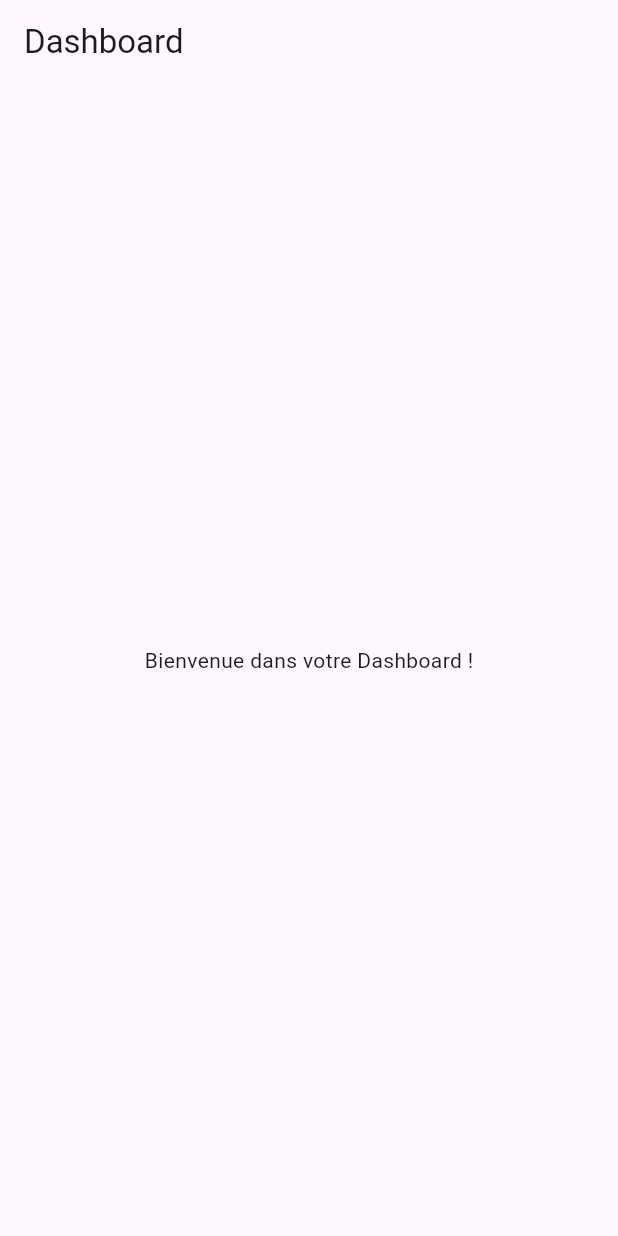
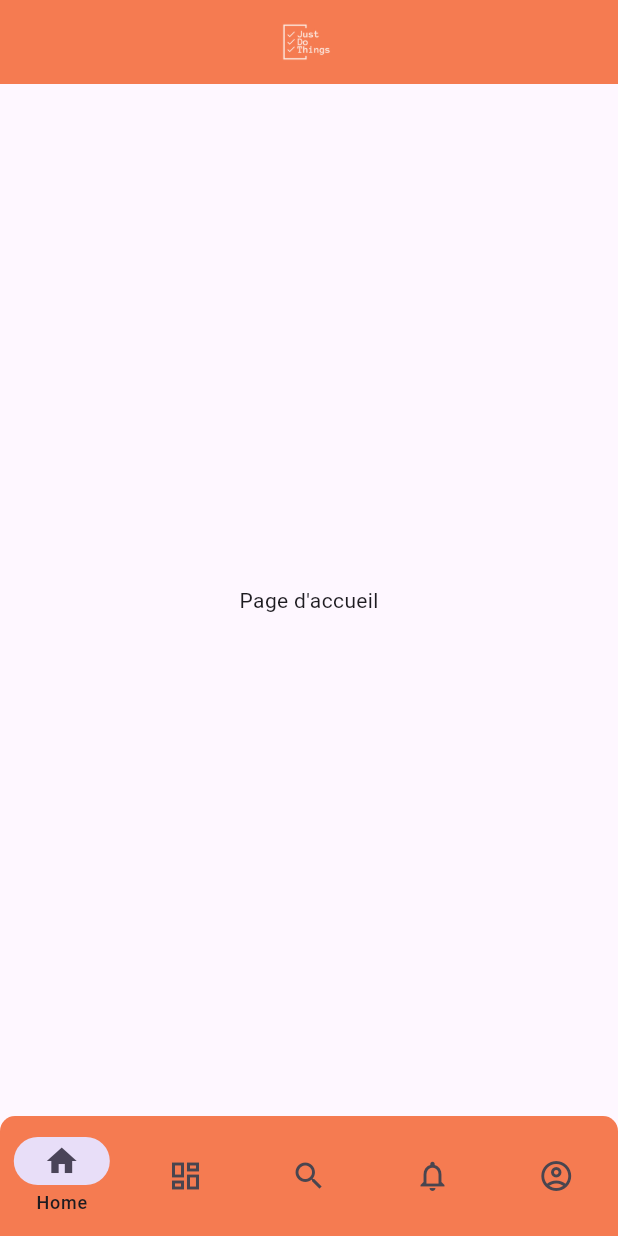
Before and after one commit to iamhmh/flutter_trello_app, a Flutter app: the DashboardScreen screen opened directly, on a phone screen of 412 x 824 dp. Run offline on Flutter 3.47's test engine with Material 3 defaults, Android fonts, the light colour scheme and no system bars; generated files the repository leaves out were written again.

Commit message:
[add] adding dashboard (home) with appBar and NavigationBar - Everything OK

```diff
--- /dev/null
+++ b/trello_app/lib/src/components/custom_app_bar.dart
@@ -0,0 +1,18 @@
+import 'package:flutter/material.dart';
+
+class CustomAppBar extends StatelessWidget implements PreferredSizeWidget {
+  @override
+  Widget build(BuildContext context) {
+    return AppBar(
+        backgroundColor: Color(0xfff57b51),
+        centerTitle: true,
+        title: Container(
+          height: 50,
+          child: Image.asset('assets/images/logo.png'),
+        ),
+      );
+  }
+
+  @override
+  Size get preferredSize => Size.fromHeight(kToolbarHeight);
+}
--- /dev/null
+++ b/trello_app/lib/src/components/custom_navigation_bar.dart
@@ -0,0 +1,56 @@
+import 'package:flutter/material.dart';
+
+class CustomNavigationBar extends StatelessWidget {
+  final int selectedIndex;
+  final Function(int) onItemTapped;
+
+  const CustomNavigationBar({
+    Key? key,
+    required this.selectedIndex,
+    required this.onItemTapped,
+  }) : super(key: key);
+
+  @override
+  Widget build(BuildContext context) {
+    return ClipRRect(
+      borderRadius: const BorderRadius.only(
+        topLeft: Radius.circular(10),
+        topRight: Radius.circular(10),
+      ),
+      child: NavigationBar(
+        selectedIndex: selectedIndex,
+        onDestinationSelected: onItemTapped,
+        labelBehavior: NavigationDestinationLabelBehavior.onlyShowSelected,
+        backgroundColor: Color(0xfff57b51),
+        destinations: const <NavigationDestination>[
+          NavigationDestination(
+            icon: Icon(Icons.home_outlined),
+            selectedIcon: Icon(Icons.home),
+            label: 'Home',
+          ),
+          NavigationDestination(
+            icon: Icon(Icons.dashboard_outlined),
+            selectedIcon: Icon(Icons.dashboard),
+            label: 'Boards',
+          ),
+          NavigationDestination(
+            icon: Icon(Icons.search_outlined),
+            selectedIcon: Icon(Icons.search),
+            label: 'Search',
+          ),
+          NavigationDestination(
+            icon: Icon(Icons.notifications_outlined),
+            selectedIcon: Icon(Icons.notifications),
+            label: 'Notifications',
+          ),
+          NavigationDestination(
+            icon: Icon(Icons.account_circle_outlined),
+            selectedIcon: Icon(Icons.account_circle),
+            label: 'Account',
+          ),
+          // Ajoute d'autres destinations ici
+        ],
+      ),
+    );
+  }
+}
--- a/trello_app/lib/src/screens/dashboard_screen.dart
+++ b/trello_app/lib/src/screens/dashboard_screen.dart
@@ -1,14 +1,37 @@
 import 'package:flutter/material.dart';
+import 'package:trello_app/src/components/custom_navigation_bar.dart';
+import 'package:trello_app/src/components/custom_app_bar.dart';
 
-class DashboardScreen extends StatelessWidget {
+class DashboardScreen extends StatefulWidget {
+  @override
+  _DashboardScreenState createState() => _DashboardScreenState();
+}
+
+class _DashboardScreenState extends State<DashboardScreen> {
+  int _selectedIndex = 0;
+
+  static List<Widget> _widgetOptions = <Widget>[
+    Center(child: Text('Page d\'accueil')),
+    Center(child: Text('Mes tableaux')),
+    Center(child: Text('Recherchez')),
+    Center(child: Text('Notifications')),
+    Center(child: Text('Compte')),
+  ];
+
+  void _onItemTapped(int index) {
+    setState(() {
+      _selectedIndex = index;
+    });
+  }
+
   @override
   Widget build(BuildContext context) {
     return Scaffold(
-      appBar: AppBar(
-        title: Text('Dashboard'),
-      ),
-      body: Center(
-        child: Text('Bienvenue dans votre Dashboard !'),
+      appBar: CustomAppBar(),
+      body: _widgetOptions.elementAt(_selectedIndex),
+      bottomNavigationBar: CustomNavigationBar(
+        selectedIndex: _selectedIndex,
+        onItemTapped: _onItemTapped,
       ),
     );
   }
```
